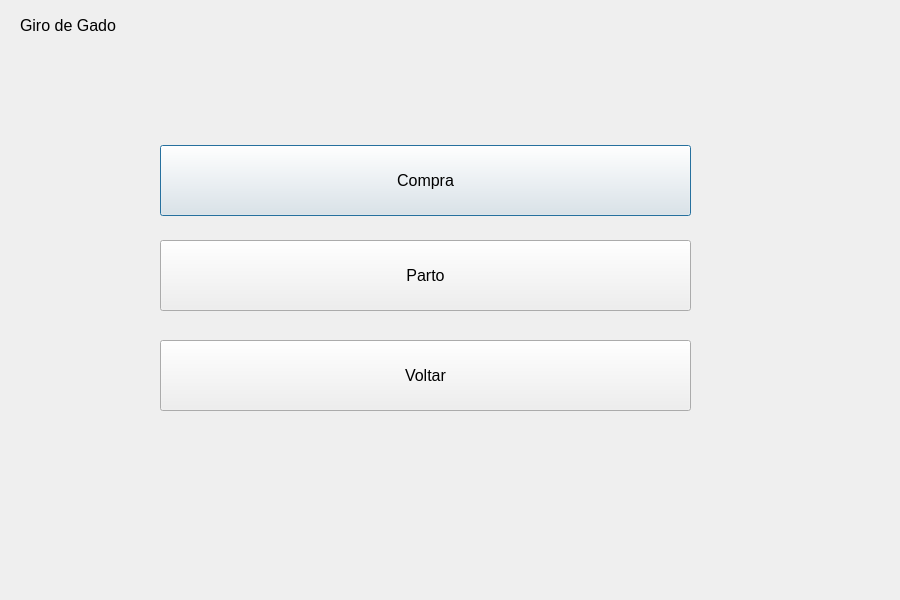
The window that views/cattleregisterscreen.ui (MaceGabriel/GiroDeGado) describes before a commit, drawn with Qt 5.
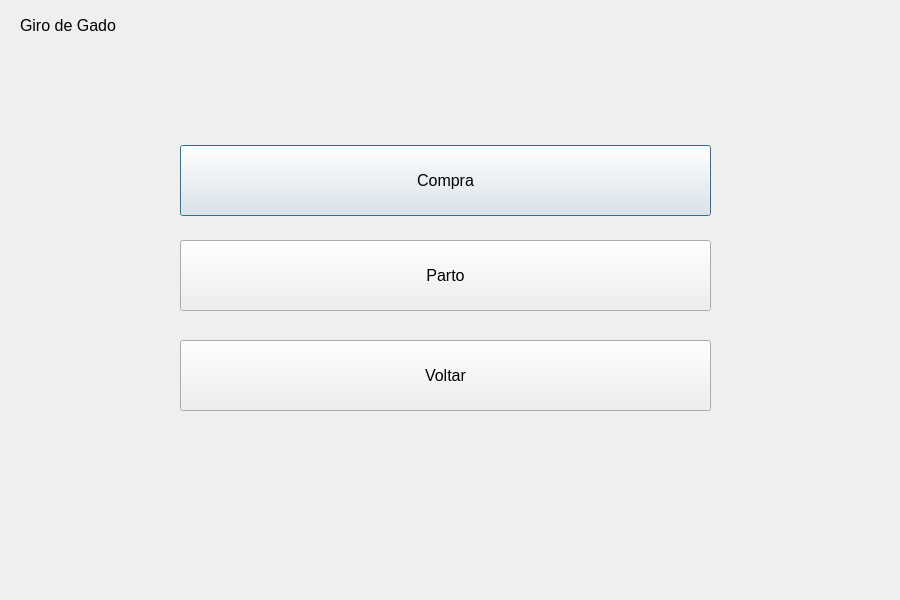
The same window after the commit.

The edit to the form file:
```diff
--- a/views/cattleregisterscreen.ui
+++ b/views/cattleregisterscreen.ui
@@ -16,7 +16,7 @@
   <widget class="QPushButton" name="buyButton">
    <property name="geometry">
     <rect>
-     <x>160</x>
+     <x>180</x>
      <y>145</y>
      <width>531</width>
      <height>71</height>
@@ -34,7 +34,7 @@
   <widget class="QPushButton" name="birthButton">
    <property name="geometry">
     <rect>
-     <x>160</x>
+     <x>180</x>
      <y>240</y>
      <width>531</width>
      <height>71</height>
@@ -70,7 +70,7 @@
   <widget class="QPushButton" name="backButton">
    <property name="geometry">
     <rect>
-     <x>160</x>
+     <x>180</x>
      <y>340</y>
      <width>531</width>
      <height>71</height>
```
